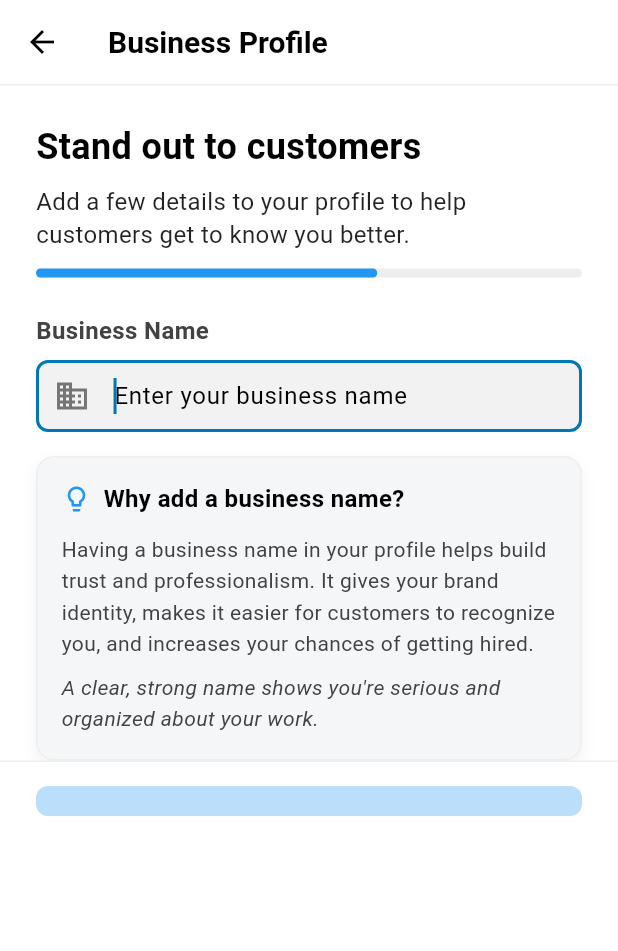
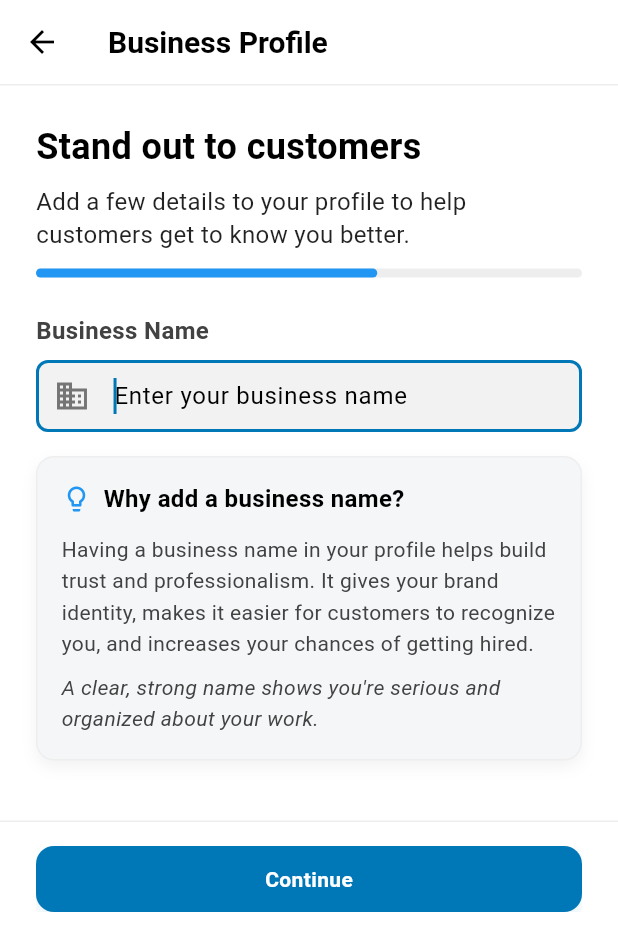
Before and after one commit to Lead-Generation-Market-Place/yalpax_pro, a Flutter app: the FifthStep screen opened by its route, on a phone screen of 412 x 824 dp. Shown: the top 951 px of the screen. Run offline on Flutter 3.47's test engine with Material 3 defaults, Android fonts, the phone set to English and light mode, and no system bars; our stand-ins replace device_info_plus, fluttertoast, get, google_sign_in, image_picker, logger and 4 more; accounts and stored records are empty; project files that could hold a hidden picture were left out.

Commit message:
fixed google login and signup handling everything

```diff
--- a/lib/core/widgets/custom_button.dart
+++ b/lib/core/widgets/custom_button.dart
@@ -56,7 +56,7 @@ class CustomButton extends StatelessWidget {
               border: type == CustomButtonType.outline && !isDisabled
                   ? Border.all(color: AppColors.primaryBlue)
                   : type == CustomButtonType.outline && isDisabled
-                  ? Border.all(color: AppColors.neutral400)
+                  ? Border.all(color: AppColors.lighten(Colors.white))
                   : null,
               boxShadow: type != CustomButtonType.text && !isDisabled
                   ? [
@@ -111,6 +111,10 @@ class CustomButton extends StatelessWidget {
   }
 
   Color _getBackgroundColor(bool isDisabled) {
+    if (isLoading) {
+      return AppColors.primaryBlue;
+    }
+
     if (isDisabled) {
       return type == CustomButtonType.text
           ? Colors.transparent
@@ -127,6 +131,7 @@ class CustomButton extends StatelessWidget {
         return Colors.transparent;
     }
   }
+
 
   TextStyle _getTextStyle(bool isDisabled) {
     final baseStyle = TextStyle(
--- a/lib/feature/auth/views/pro_signup/fifth_step.dart
+++ b/lib/feature/auth/views/pro_signup/fifth_step.dart
@@ -10,6 +10,9 @@ class FifthStep extends GetView<AuthController> {
 
   @override
   Widget build(BuildContext context) {
+    WidgetsBinding.instance.addPostFrameCallback(
+          (_) async => controller.businessNameController.clear(),
+    );
     final formKey = GlobalKey<FormState>();
     final theme = Theme.of(context);
     final isDarkMode = theme.brightness == Brightness.dark;
@@ -27,8 +30,10 @@ class FifthStep extends GetView<AuthController> {
         backgroundColor: isDarkMode ? Colors.grey[900] : Colors.white,
         elevation: 0,
         leading: IconButton(
-          icon: Icon(Icons.arrow_back,
-              color: isDarkMode ? Colors.white : Colors.black),
+          icon: Icon(
+            Icons.arrow_back,
+            color: isDarkMode ? Colors.white : Colors.black,
+          ),
           onPressed: () => Get.back(),
         ),
         bottom: PreferredSize(
@@ -44,7 +49,6 @@ class FifthStep extends GetView<AuthController> {
         child: Form(
           key: formKey,
           child: ListView(
-
             children: [
               // Header Section
               Padding(
@@ -77,8 +81,10 @@ class FifthStep extends GetView<AuthController> {
               Padding(
                 padding: const EdgeInsets.symmetric(horizontal: 24),
                 child: LinearProgressIndicator(
-                  value: 0.625, // 5/8 steps completed
-                  backgroundColor: isDarkMode ? Colors.grey[800] : Colors.grey[200],
+                  value: 0.625,
+                  backgroundColor: isDarkMode
+                      ? Colors.grey[800]
+                      : Colors.grey[200],
                   valueColor: AlwaysStoppedAnimation<Color>(
                     isDarkMode ? Colors.blue[300]! : Colors.blue,
                   ),
@@ -122,7 +128,6 @@ class FifthStep extends GetView<AuthController> {
                     return null;
                   },
                   onChanged: (value) {
-                    // This will trigger the button color change
                     controller.update();
                   },
                 ),
@@ -133,7 +138,9 @@ class FifthStep extends GetView<AuthController> {
                 padding: const EdgeInsets.symmetric(horizontal: 24),
                 child: Container(
                   decoration: BoxDecoration(
-                    color: isDarkMode ? Colors.grey[800] : const Color(0xFFF4F6F8),
+                    color: isDarkMode
+                        ? Colors.grey[800]
+                        : const Color(0xFFF4F6F8),
                     borderRadius: BorderRadius.circular(12),
                     boxShadow: [
                       BoxShadow(
@@ -176,7 +183,9 @@ class FifthStep extends GetView<AuthController> {
                         'and increases your chances of getting hired.',
                         style: TextStyle(
                           fontSize: 14,
-                          color: isDarkMode ? Colors.grey[400] : Colors.grey[800],
+                          color: isDarkMode
+                              ? Colors.grey[400]
+                              : Colors.grey[800],
                           height: 1.5,
                         ),
                       ),
@@ -185,7 +194,9 @@ class FifthStep extends GetView<AuthController> {
                         'A clear, strong name shows you\'re serious and organized about your work.',
                         style: TextStyle(
                           fontSize: 14,
-                          color: isDarkMode ? Colors.grey[400] : Colors.grey[800],
+                          color: isDarkMode
+                              ? Colors.grey[400]
+                              : Colors.grey[800],
                           height: 1.5,
                           fontStyle: FontStyle.italic,
                         ),
@@ -195,11 +206,13 @@ class FifthStep extends GetView<AuthController> {
                 ),
               ),
 
-              const Spacer(),
-
+              const SizedBox(height: 40), // ← Replaced Spacer
               // Bottom Button Section
               Container(
-                padding: const EdgeInsets.symmetric(horizontal: 24, vertical: 16),
+                padding: const EdgeInsets.symmetric(
+                  horizontal: 24,
+                  vertical: 16,
+                ),
                 decoration: BoxDecoration(
                   color: isDarkMode ? Colors.grey[900] : Colors.white,
                   border: Border(
@@ -209,39 +222,17 @@ class FifthStep extends GetView<AuthController> {
                     ),
                   ),
                 ),
-                child: Obx(
-                  () => SizedBox(
-                    width: double.infinity,
-                    height: 20,
-                    child: ElevatedButton(
-                      onPressed: () {
-                        if (formKey.currentState!.validate()) {
-                          Get.toNamed(Routes.eightStep);
-                        }
-                      },
-                      style: ElevatedButton.styleFrom(
-                        backgroundColor: controller.businessNameController.text.trim().isEmpty
-                            ? (isDarkMode ? Colors.grey[700] : Colors.blue[100])
-                            : (isDarkMode ? Colors.blue[600] : Colors.blue),
-                        shape: RoundedRectangleBorder(
-                          borderRadius: BorderRadius.circular(8),
-                        ),
-                        elevation: 0,
-                        padding: const EdgeInsets.symmetric(vertical: 12),
-                      ),
-                      child: Text(
-                        'Continue',
-                        style: TextStyle(
-                          fontWeight: FontWeight.w600,
-                          fontSize: 16,
-                          color: controller.businessNameController.text.trim().isEmpty
-                              ? (isDarkMode ? Colors.grey[500] : Colors.blue[300])
-                              : Colors.white,
-                        ),
-                      ),
-                    ),
-                  ),
+                child: CustomButton(
+                  text: 'Continue',
+                  isLoading: controller.isLoading.value
+                  ,
+                  onPressed: ()async {
+                    if (formKey.currentState?.validate() ?? false) {
+                  await  controller.addBusinessName();
+                    }
+                  },
                 ),
+
               ),
             ],
           ),
--- a/lib/feature/auth/views/pro_signup/fourth_step.dart
+++ b/lib/feature/auth/views/pro_signup/fourth_step.dart
@@ -15,9 +15,8 @@ Widget build(BuildContext context) {
       child: Center(
         child: Padding(
           padding: const EdgeInsets.symmetric(horizontal: 24),
-          child: Column(
-            mainAxisSize: MainAxisSize.min, // Important to center vertically
-            crossAxisAlignment: CrossAxisAlignment.stretch,
+          child: ListView(
+
             children: [
               const SizedBox(height: 32),
 
--- a/lib/feature/auth/views/pro_signup/third_step.dart
+++ b/lib/feature/auth/views/pro_signup/third_step.dart
@@ -28,9 +28,6 @@ class ThirdStep extends GetView<AuthController> {
       body: Padding(
         padding: const EdgeInsets.symmetric(horizontal: 16.0),
         child: Obx(() {
-          if (controller.isLoading.value) {
-            return const Center(child: CircularProgressIndicator());
-          }
 
           return Form(
             key: formKey,
@@ -168,6 +165,7 @@ class ThirdStep extends GetView<AuthController> {
 
                 CustomButton(
                   text: 'Continue',
+                  isLoading: controller.isLoading.value,
                   onPressed: () {
                     if (formKey.currentState!.validate()) {
                       controller.registerUser();
```
Also changed, not shown: lib/feature/auth/controllers/auth_controller.dart (+69 -43 lines), lib/feature/auth/views/login.dart (+46 -102 lines), lib/feature/auth/views/pro_signup/second_step.dart (+8 -50 lines).
